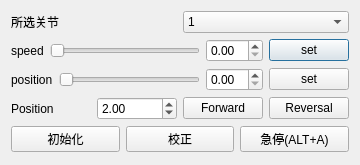
Qt form singlejointcontrol.ui (lianglunfei/Robot2020-QT) before a commit.
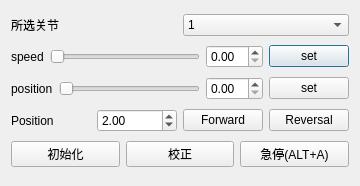
The same form after that commit. Icons and pictures are not drawn. Custom widgets are drawn as their Qt base class.

```diff
--- a/singlejointcontrol.ui
+++ b/singlejointcontrol.ui
@@ -7,7 +7,7 @@
     <x>0</x>
     <y>0</y>
     <width>360</width>
-    <height>165</height>
+    <height>186</height>
    </rect>
   </property>
   <property name="windowTitle">
```
